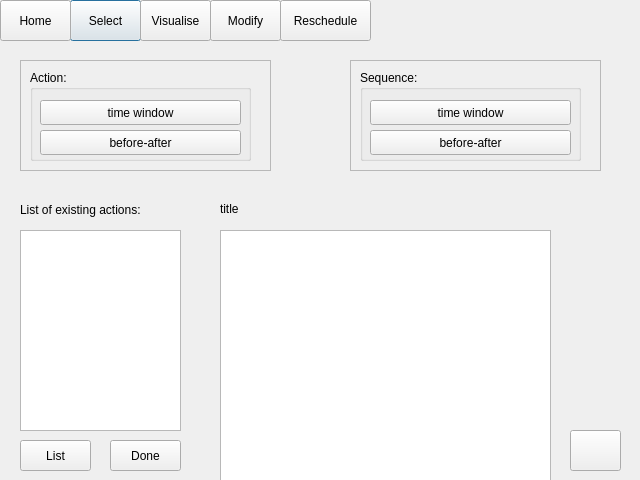
First picture: the form in rescheduleaction.ui, repository ariannabettin/FYPArianna, before the edit.
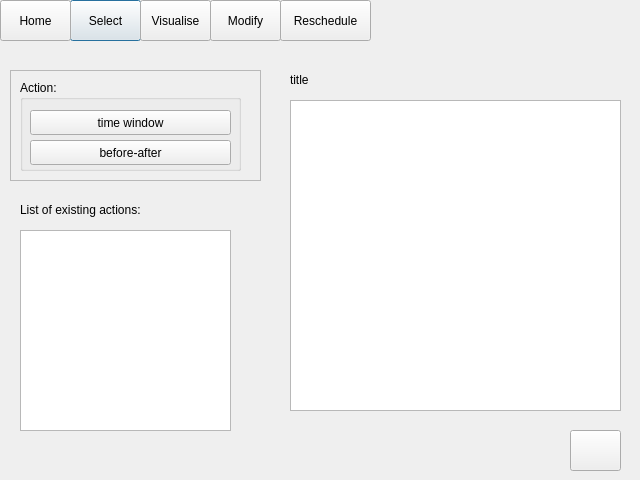
Second picture: the form after the edit.

```diff
--- a/rescheduleaction.ui
+++ b/rescheduleaction.ui
@@ -55,10 +55,10 @@
   <widget class="QLabel" name="title_label">
    <property name="geometry">
     <rect>
-     <x>220</x>
-     <y>200</y>
-     <width>381</width>
-     <height>17</height>
+     <x>290</x>
+     <y>70</y>
+     <width>331</width>
+     <height>20</height>
     </rect>
    </property>
    <property name="text">
@@ -81,8 +81,8 @@
   <widget class="QFrame" name="frame">
    <property name="geometry">
     <rect>
-     <x>20</x>
-     <y>60</y>
+     <x>10</x>
+     <y>70</y>
      <width>251</width>
      <height>111</height>
     </rect>
@@ -133,61 +133,6 @@
     </widget>
    </widget>
   </widget>
-  <widget class="QFrame" name="frame_2">
-   <property name="geometry">
-    <rect>
-     <x>350</x>
-     <y>60</y>
-     <width>251</width>
-     <height>111</height>
-    </rect>
-   </property>
-   <property name="frameShape">
-    <enum>QFrame::StyledPanel</enum>
-   </property>
-   <property name="frameShadow">
-    <enum>QFrame::Raised</enum>
-   </property>
-   <widget class="QGroupBox" name="groupBox_2">
-    <property name="geometry">
-     <rect>
-      <x>10</x>
-      <y>10</y>
-      <width>221</width>
-      <height>91</height>
-     </rect>
-    </property>
-    <property name="title">
-     <string>Sequence:</string>
-    </property>
-    <widget class="QPushButton" name="timeWindowSequence">
-     <property name="geometry">
-      <rect>
-       <x>10</x>
-       <y>30</y>
-       <width>201</width>
-       <height>25</height>
-      </rect>
-     </property>
-     <property name="text">
-      <string>time window</string>
-     </property>
-    </widget>
-    <widget class="QPushButton" name="BAButtonSeq">
-     <property name="geometry">
-      <rect>
-       <x>10</x>
-       <y>60</y>
-       <width>201</width>
-       <height>25</height>
-      </rect>
-     </property>
-     <property name="text">
-      <string>before-after</string>
-     </property>
-    </widget>
-   </widget>
-  </widget>
   <widget class="QPushButton" name="modifyButton">
    <property name="geometry">
     <rect>
@@ -206,7 +151,7 @@
     <rect>
      <x>20</x>
      <y>230</y>
-     <width>161</width>
+     <width>211</width>
      <height>201</height>
     </rect>
    </property>
@@ -224,39 +169,13 @@
     <string>List of existing actions:</string>
    </property>
   </widget>
-  <widget class="QPushButton" name="doneButton">
-   <property name="geometry">
-    <rect>
-     <x>110</x>
-     <y>440</y>
-     <width>71</width>
-     <height>31</height>
-    </rect>
-   </property>
-   <property name="text">
-    <string>Done</string>
-   </property>
-  </widget>
-  <widget class="QPushButton" name="listButton">
-   <property name="geometry">
-    <rect>
-     <x>20</x>
-     <y>440</y>
-     <width>71</width>
-     <height>31</height>
-    </rect>
-   </property>
-   <property name="text">
-    <string>List</string>
-   </property>
-  </widget>
   <widget class="QTextEdit" name="planArea">
    <property name="geometry">
     <rect>
-     <x>220</x>
-     <y>230</y>
+     <x>290</x>
+     <y>100</y>
      <width>331</width>
-     <height>261</height>
+     <height>311</height>
     </rect>
    </property>
   </widget>
```
Left out of the diff: 3 changed lines with no effect on the pictures.
